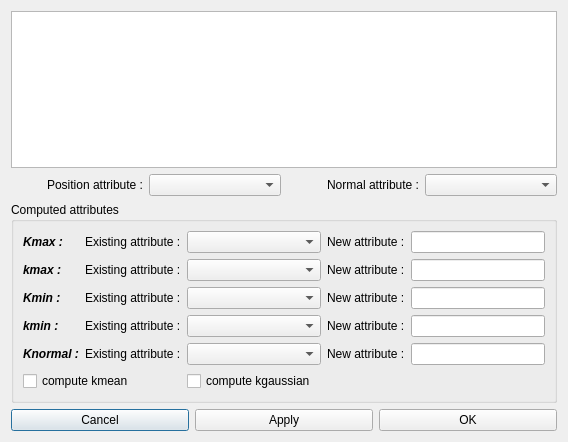
The window that schnapps/plugins/surface_differential_properties/dialog_compute_curvature.ui (cgogn/SCHNApps) describes before a commit, drawn with Qt 5.
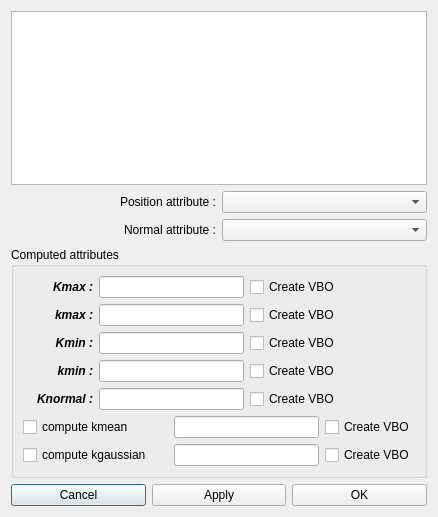
The same window after the commit.

What changed in the file:
```diff
--- a/schnapps/plugins/surface_differential_properties/dialog_compute_curvature.ui
+++ b/schnapps/plugins/surface_differential_properties/dialog_compute_curvature.ui
@@ -7,20 +7,18 @@
    <rect>
     <x>0</x>
     <y>0</y>
-    <width>568</width>
-    <height>442</height>
+    <width>438</width>
+    <height>517</height>
    </rect>
   </property>
   <property name="windowTitle">
    <string>Compute Curvature</string>
   </property>
   <layout class="QGridLayout" name="gridLayout_2">
-   <item row="0" column="0">
+   <item row="0" column="0" colspan="2">
     <widget class="QListWidget" name="list_maps"/>
    </item>
    <item row="1" column="0">
-    <layout class="QHBoxLayout" name="horizontalLayout">
-     <item>
       <widget class="QLabel" name="label_2">
        <property name="text">
         <string>Position attribute :</string>
@@ -30,7 +28,7 @@
        </property>
       </widget>
      </item>
-     <item>
+   <item row="1" column="1">
       <widget class="QComboBox" name="combo_positionAttribute">
        <property name="sizePolicy">
         <sizepolicy hsizetype="Preferred" vsizetype="Fixed">
@@ -40,7 +38,7 @@
        </property>
       </widget>
      </item>
-     <item>
+   <item row="2" column="0">
       <widget class="QLabel" name="label_14">
        <property name="text">
         <string>Normal attribute :</string>
@@ -50,7 +48,7 @@
        </property>
       </widget>
      </item>
-     <item>
+   <item row="2" column="1">
       <widget class="QComboBox" name="combo_normalAttribute">
        <property name="sizePolicy">
         <sizepolicy hsizetype="Preferred" vsizetype="Fixed">
@@ -60,9 +58,7 @@
        </property>
       </widget>
      </item>
-    </layout>
-   </item>
-   <item row="2" column="0">
+   <item row="3" column="0" colspan="2">
     <widget class="QGroupBox" name="groupBox">
      <property name="title">
       <string>Computed attributes</string>
@@ -80,35 +76,24 @@
         <property name="text">
          <string>Kmax :</string>
         </property>
-       </widget>
-      </item>
-      <item row="0" column="1">
-       <widget class="QLabel" name="label_3">
-        <property name="text">
-         <string>Existing attribute :</string>
+        <property name="alignment">
+         <set>Qt::AlignRight|Qt::AlignTrailing|Qt::AlignVCenter</set>
         </property>
        </widget>
       </item>
-      <item row="0" column="2">
-       <widget class="QComboBox" name="combo_KmaxAttribute">
-        <property name="sizePolicy">
-         <sizepolicy hsizetype="Expanding" vsizetype="Fixed">
-          <horstretch>0</horstretch>
-          <verstretch>0</verstretch>
-         </sizepolicy>
-        </property>
-       </widget>
-      </item>
-      <item row="0" column="3">
-       <widget class="QLabel" name="label">
-        <property name="text">
-         <string>New attribute :</string>
-        </property>
-       </widget>
-      </item>
-      <item row="0" column="4">
+      <item row="0" column="1" colspan="2">
        <widget class="QLineEdit" name="Kmax_attribute_name"/>
       </item>
+      <item row="0" column="3" colspan="2">
+       <widget class="QCheckBox" name="check_create_vbo_Kmax">
+        <property name="text">
+         <string>Create VBO</string>
+        </property>
+        <property name="checked">
+         <bool>false</bool>
+        </property>
+       </widget>
+      </item>
       <item row="1" column="0">
        <widget class="QLabel" name="label_10">
         <property name="font">
@@ -121,35 +106,24 @@
         <property name="text">
          <string>kmax :</string>
         </property>
-       </widget>
-      </item>
-      <item row="1" column="1">
-       <widget class="QLabel" name="label_9">
-        <property name="text">
-         <string>Existing attribute :</string>
+        <property name="alignment">
+         <set>Qt::AlignRight|Qt::AlignTrailing|Qt::AlignVCenter</set>
         </property>
        </widget>
       </item>
-      <item row="1" column="2">
-       <widget class="QComboBox" name="combo_kmaxAttribute">
-        <property name="sizePolicy">
-         <sizepolicy hsizetype="Expanding" vsizetype="Fixed">
-          <horstretch>0</horstretch>
-          <verstretch>0</verstretch>
-         </sizepolicy>
-        </property>
-       </widget>
-      </item>
-      <item row="1" column="3">
-       <widget class="QLabel" name="label_8">
-        <property name="text">
-         <string>New attribute :</string>
-        </property>
-       </widget>
-      </item>
-      <item row="1" column="4">
+      <item row="1" column="1" colspan="2">
        <widget class="QLineEdit" name="kmax_attribute_name"/>
       </item>
+      <item row="1" column="3" colspan="2">
+       <widget class="QCheckBox" name="check_create_vbo_kmax">
+        <property name="text">
+         <string>Create VBO</string>
+        </property>
+        <property name="checked">
+         <bool>false</bool>
+        </property>
+       </widget>
+      </item>
       <item row="2" column="0">
        <widget class="QLabel" name="label_7">
         <property name="font">
@@ -162,35 +136,24 @@
         <property name="text">
          <string>Kmin :</string>
         </property>
-       </widget>
-      </item>
-      <item row="2" column="1">
-       <widget class="QLabel" name="label_6">
-        <property name="text">
-         <string>Existing attribute :</string>
+        <property name="alignment">
+         <set>Qt::AlignRight|Qt::AlignTrailing|Qt::AlignVCenter</set>
         </property>
        </widget>
       </item>
-      <item row="2" column="2">
-       <widget class="QComboBox" name="combo_KminAttribute">
-        <property name="sizePolicy">
-         <sizepolicy hsizetype="Expanding" vsizetype="Fixed">
-          <horstretch>0</horstretch>
-          <verstretch>0</verstretch>
-         </sizepolicy>
-        </property>
-       </widget>
-      </item>
-      <item row="2" column="3">
-       <widget class="QLabel" name="label_5">
-        <property name="text">
-         <string>New attribute :</string>
-        </property>
-       </widget>
-      </item>
-      <item row="2" column="4">
+      <item row="2" column="1" colspan="2">
        <widget class="QLineEdit" name="Kmin_attribute_name"/>
       </item>
+      <item row="2" column="3" colspan="2">
+       <widget class="QCheckBox" name="check_create_vbo_Kmin">
+        <property name="text">
+         <string>Create VBO</string>
+        </property>
+        <property name="checked">
+         <bool>false</bool>
+        </property>
+       </widget>
+      </item>
       <item row="3" column="0">
        <widget class="QLabel" name="label_13">
         <property name="font">
@@ -203,35 +166,24 @@
         <property name="text">
          <string>kmin :</string>
         </property>
-       </widget>
-      </item>
-      <item row="3" column="1">
-       <widget class="QLabel" name="label_12">
-        <property name="text">
-         <string>Existing attribute :</string>
+        <property name="alignment">
+         <set>Qt::AlignRight|Qt::AlignTrailing|Qt::AlignVCenter</set>
         </property>
        </widget>
       </item>
-      <item row="3" column="2">
-       <widget class="QComboBox" name="combo_kminAttribute">
-        <property name="sizePolicy">
-         <sizepolicy hsizetype="Expanding" vsizetype="Fixed">
-          <horstretch>0</horstretch>
-          <verstretch>0</verstretch>
-         </sizepolicy>
-        </property>
-       </widget>
-      </item>
-      <item row="3" column="3">
-       <widget class="QLabel" name="label_11">
-        <property name="text">
-         <string>New attribute :</string>
-        </property>
-       </widget>
-      </item>
-      <item row="3" column="4">
+      <item row="3" column="1" colspan="2">
        <widget class="QLineEdit" name="kmin_attribute_name"/>
       </item>
+      <item row="3" column="3" colspan="2">
+       <widget class="QCheckBox" name="check_create_vbo_kmin">
+        <property name="text">
+         <string>Create VBO</string>
+        </property>
+        <property name="checked">
+         <bool>false</bool>
+        </property>
+       </widget>
+      </item>
       <item row="4" column="0">
        <widget class="QLabel" name="label_15">
         <property name="font">
@@ -244,35 +196,24 @@
         <property name="text">
          <string>Knormal :</string>
         </property>
-       </widget>
-      </item>
-      <item row="4" column="1">
-       <widget class="QLabel" name="label_17">
-        <property name="text">
-         <string>Existing attribute :</string>
+        <property name="alignment">
+         <set>Qt::AlignRight|Qt::AlignTrailing|Qt::AlignVCenter</set>
         </property>
        </widget>
       </item>
-      <item row="4" column="2">
-       <widget class="QComboBox" name="combo_KnormalAttribute">
-        <property name="sizePolicy">
-         <sizepolicy hsizetype="Expanding" vsizetype="Fixed">
-          <horstretch>0</horstretch>
-          <verstretch>0</verstretch>
-         </sizepolicy>
-        </property>
-       </widget>
-      </item>
-      <item row="4" column="3">
-       <widget class="QLabel" name="label_16">
-        <property name="text">
-         <string>New attribute :</string>
-        </property>
-       </widget>
-      </item>
-      <item row="4" column="4">
+      <item row="4" column="1" colspan="2">
        <widget class="QLineEdit" name="Knormal_attribute_name"/>
       </item>
+      <item row="4" column="3" colspan="2">
+       <widget class="QCheckBox" name="check_create_vbo_Knormal">
+        <property name="text">
+         <string>Create VBO</string>
+        </property>
+        <property name="checked">
+         <bool>false</bool>
+        </property>
+       </widget>
+      </item>
       <item row="5" column="0" colspan="2">
        <widget class="QCheckBox" name="check_computeKmean">
         <property name="text">
@@ -281,16 +222,42 @@
        </widget>
       </item>
       <item row="5" column="2" colspan="2">
-       <widget class="QCheckBox" name="check_computeKgaussian">
+       <widget class="QLineEdit" name="kmean_attribute_name"/>
+      </item>
+      <item row="5" column="4">
+       <widget class="QCheckBox" name="check_create_vbo_kmean">
+        <property name="text">
+         <string>Create VBO</string>
+        </property>
+        <property name="checked">
+         <bool>false</bool>
+        </property>
+       </widget>
+      </item>
+      <item row="6" column="0" colspan="2">
+       <widget class="QCheckBox" name="check_compute_kgaussian">
         <property name="text">
          <string>compute kgaussian</string>
         </property>
        </widget>
       </item>
+      <item row="6" column="2" colspan="2">
+       <widget class="QLineEdit" name="kgaussian_attribute_name"/>
+      </item>
+      <item row="6" column="4">
+       <widget class="QCheckBox" name="check_create_vbo_kgaussian">
+        <property name="text">
+         <string>Create VBO</string>
+        </property>
+        <property name="checked">
+         <bool>false</bool>
+        </property>
+       </widget>
+      </item>
      </layout>
     </widget>
    </item>
-   <item row="3" column="0">
+   <item row="4" column="0" colspan="2">
     <layout class="QHBoxLayout" name="horizontalLayout_2">
      <item>
       <widget class="QPushButton" name="button_cancel">
```
Left out of the diff: 2 changed lines with no effect on the pictures. Lines whose indentation alone changed are shown as unchanged.
